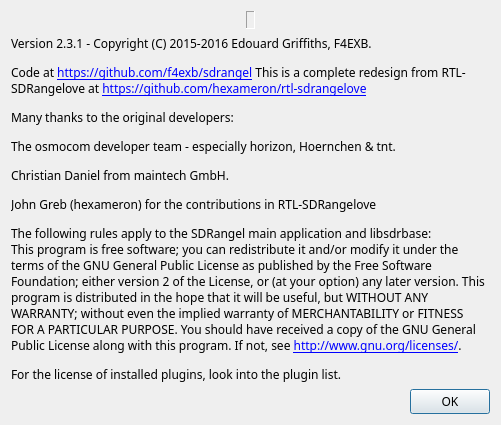
The window that sdrbase/gui/aboutdialog.ui (f4exb/sdrangel) describes before a commit, drawn with Qt 5.
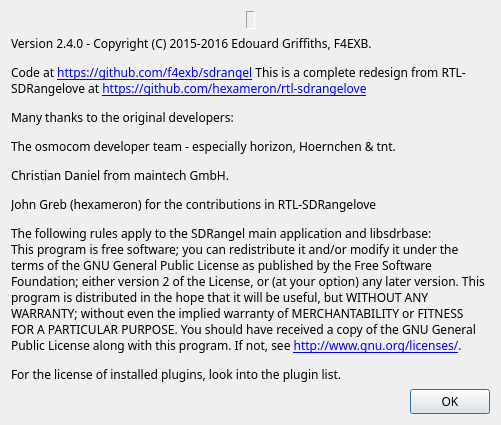
The same window after the commit. Icons and pictures are not drawn.

Patch:
```diff
--- a/sdrbase/gui/aboutdialog.ui
+++ b/sdrbase/gui/aboutdialog.ui
@@ -84,7 +84,7 @@
    <item>
     <widget class="QLabel" name="label_2">
      <property name="text">
-      <string>&lt;html&gt;&lt;head/&gt;&lt;body&gt;&lt;p&gt;Version 2.3.1 - Copyright (C) 2015-2016 Edouard Griffiths, F4EXB. &lt;/p&gt;&lt;p&gt;Code at &lt;a href=&quot;https://github.com/f4exb/sdrangel&quot;&gt;&lt;span style=&quot; text-decoration: underline; color:#0000ff;&quot;&gt;https://github.com/f4exb/sdrangel&lt;/span&gt;&lt;/a&gt; This is a complete redesign from RTL-SDRangelove at &lt;a href=&quot;https://github.com/hexameron/rtl-sdrangelove&quot;&gt;&lt;span style=&quot; text-decoration: underline; color:#0000ff;&quot;&gt;https://github.com/hexameron/rtl-sdrangelove&lt;/span&gt;&lt;/a&gt;&lt;/p&gt;&lt;p&gt;Many thanks to the original developers:&lt;/p&gt;&lt;p&gt;The osmocom developer team - especially horizon, Hoernchen &amp;amp; tnt.&lt;/p&gt;&lt;p&gt;Christian Daniel from maintech GmbH.&lt;/p&gt;&lt;p&gt;John Greb (hexameron) for the contributions in RTL-SDRangelove&lt;/p&gt;&lt;p&gt;The following rules apply to the SDRangel main application and libsdrbase:&lt;br/&gt;This program is free software; you can redistribute it and/or modify it under the terms of the GNU General Public License as published by the Free Software Foundation; either version 2 of the License, or (at your option) any later version. This program is distributed in the hope that it will be useful, but WITHOUT ANY WARRANTY; without even the implied warranty of MERCHANTABILITY or FITNESS FOR A PARTICULAR PURPOSE. You should have received a copy of the GNU General Public License along with this program. If not, see &lt;a href=&quot;http://www.gnu.org/licenses/&quot;&gt;&lt;span style=&quot; text-decoration: underline; color:#0000ff;&quot;&gt;http://www.gnu.org/licenses/&lt;/span&gt;&lt;/a&gt;.&lt;/p&gt;&lt;p&gt;For the license of installed plugins, look into the plugin list.&lt;/p&gt;&lt;/body&gt;&lt;/html&gt;</string>
+      <string>&lt;html&gt;&lt;head/&gt;&lt;body&gt;&lt;p&gt;Version 2.4.0 - Copyright (C) 2015-2016 Edouard Griffiths, F4EXB. &lt;/p&gt;&lt;p&gt;Code at &lt;a href=&quot;https://github.com/f4exb/sdrangel&quot;&gt;&lt;span style=&quot; text-decoration: underline; color:#0000ff;&quot;&gt;https://github.com/f4exb/sdrangel&lt;/span&gt;&lt;/a&gt; This is a complete redesign from RTL-SDRangelove at &lt;a href=&quot;https://github.com/hexameron/rtl-sdrangelove&quot;&gt;&lt;span style=&quot; text-decoration: underline; color:#0000ff;&quot;&gt;https://github.com/hexameron/rtl-sdrangelove&lt;/span&gt;&lt;/a&gt;&lt;/p&gt;&lt;p&gt;Many thanks to the original developers:&lt;/p&gt;&lt;p&gt;The osmocom developer team - especially horizon, Hoernchen &amp;amp; tnt.&lt;/p&gt;&lt;p&gt;Christian Daniel from maintech GmbH.&lt;/p&gt;&lt;p&gt;John Greb (hexameron) for the contributions in RTL-SDRangelove&lt;/p&gt;&lt;p&gt;The following rules apply to the SDRangel main application and libsdrbase:&lt;br/&gt;This program is free software; you can redistribute it and/or modify it under the terms of the GNU General Public License as published by the Free Software Foundation; either version 2 of the License, or (at your option) any later version. This program is distributed in the hope that it will be useful, but WITHOUT ANY WARRANTY; without even the implied warranty of MERCHANTABILITY or FITNESS FOR A PARTICULAR PURPOSE. You should have received a copy of the GNU General Public License along with this program. If not, see &lt;a href=&quot;http://www.gnu.org/licenses/&quot;&gt;&lt;span style=&quot; text-decoration: underline; color:#0000ff;&quot;&gt;http://www.gnu.org/licenses/&lt;/span&gt;&lt;/a&gt;.&lt;/p&gt;&lt;p&gt;For the license of installed plugins, look into the plugin list.&lt;/p&gt;&lt;/body&gt;&lt;/html&gt;</string>
      </property>
      <property name="wordWrap">
       <bool>true</bool>
```
